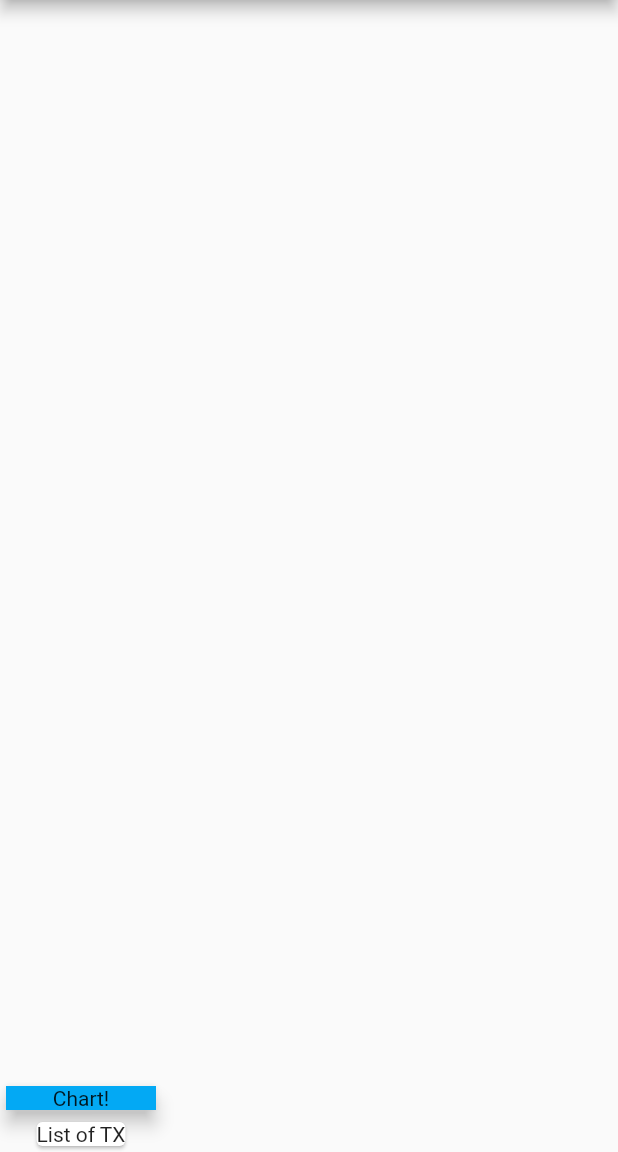
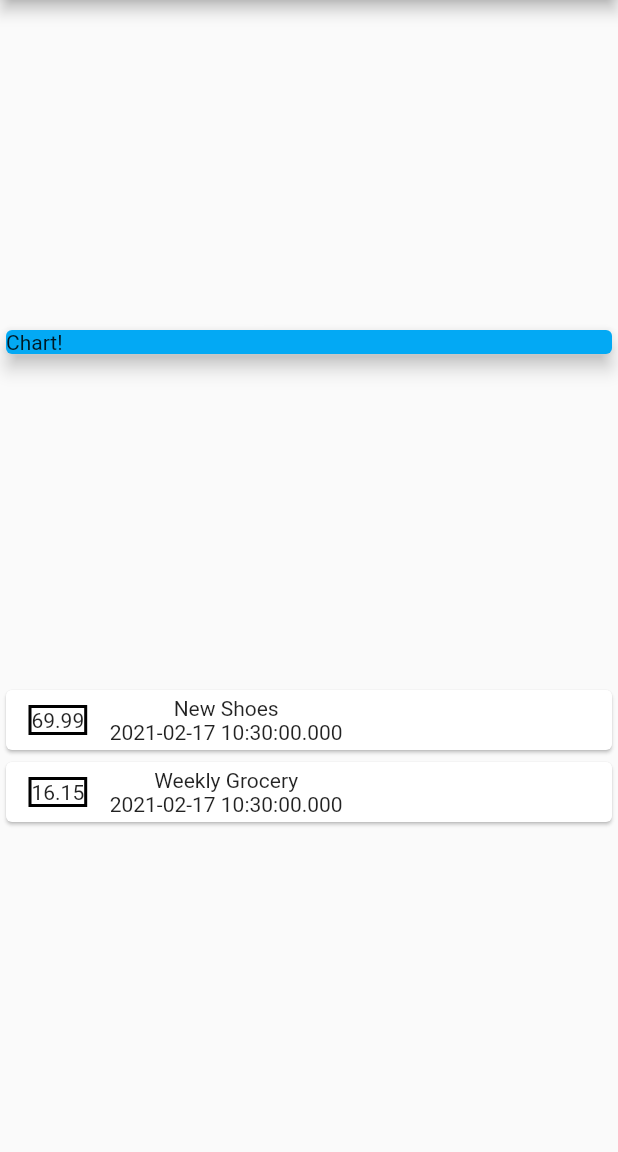
Before and after one commit to agrwl-prankit/Expense_Planner, a Flutter app: the screen it shows after launch, on a phone screen of 412 x 824 dp, the part 84-1236 px from its top. Run offline on Flutter 3.47's test engine with Material 2 defaults, Android fonts, the phone set to English and light mode, and no system bars.

Commit message:
add transaction.dart

```diff
--- a/lib/main.dart
+++ b/lib/main.dart
@@ -1,3 +1,4 @@
+import 'package:expense_planner/transaction.dart';
 import 'package:flutter/material.dart';
 
 void main() => runApp(MyApp());
@@ -13,6 +14,11 @@ class MyApp extends StatelessWidget {
 }
 
 class MyHomePage extends StatelessWidget {
+  final List<Transaction> transactions = [
+    Transaction('t1', 'New Shoes', 69.99, DateTime.now()),
+    Transaction('t2', 'Weekly Grocery', 16.15, DateTime.now())
+  ];
+
   @override
   Widget build(BuildContext context) {
     return Scaffold(
@@ -20,19 +26,45 @@ class MyHomePage extends StatelessWidget {
           title: Text('Expense Planner'),
         ),
         body: Column(
-          mainAxisAlignment: MainAxisAlignment.end,
+          mainAxisAlignment: MainAxisAlignment.spaceEvenly,
+          crossAxisAlignment: CrossAxisAlignment.stretch,
           children: <Widget>[
-            Card(
-              child: Container(
+            Container(
+              width: double.infinity,
+              child: Card(
                 child: Text('Chart!'),
-                width: 100,
-                alignment: Alignment.center,
                 color: Colors.lightBlue,
+                elevation: 5,
               ),
-              elevation: 5,
             ),
-            Card(
-              child: Text('List of TX'),
+            Column(
+              children: transactions.map((tx) {
+                return Card(
+                  child: Row(
+                    children: <Widget>[
+                      Container(
+                        margin: EdgeInsets.symmetric(
+                            vertical: 10,
+                            horizontal: 15
+                        ),
+                        decoration: BoxDecoration(
+                            border: Border.all(
+                                color: Colors.black,
+                                width: 2
+                            )
+                        ),
+                        child: Text(tx.amount.toString()),
+                      ),
+                      Column(
+                        children: <Widget>[
+                          Text(tx.title),
+                          Text(tx.date.toString())
+                        ],
+                      )
+                    ],
+                  ),
+                );
+              }).toList(),
             )
           ],
         ));
--- /dev/null
+++ b/lib/transaction.dart
@@ -0,0 +1,8 @@
+class Transaction {
+  final String id;
+  final String title;
+  final double amount;
+  final DateTime date;
+
+  Transaction(this.id, this.title, this.amount, this.date);
+}
```
